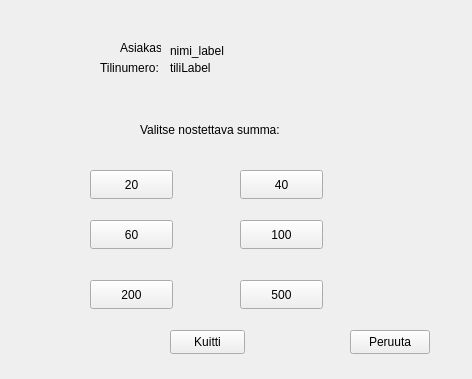
Before: the Qt Designer form frontend/nostosummawindow.ui in 22kmo-project/group_1, drawn with Qt 5.
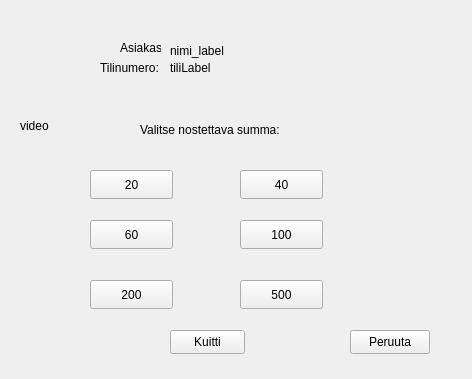
After: the same form once the commit is applied.

```diff
--- a/frontend/nostosummawindow.ui
+++ b/frontend/nostosummawindow.ui
@@ -211,6 +211,19 @@
     <string>Kuitti</string>
    </property>
   </widget>
+  <widget class="QLabel" name="video">
+   <property name="geometry">
+    <rect>
+     <x>20</x>
+     <y>90</y>
+     <width>71</width>
+     <height>71</height>
+    </rect>
+   </property>
+   <property name="text">
+    <string>video</string>
+   </property>
+  </widget>
  </widget>
  <resources/>
  <connections/>
```
